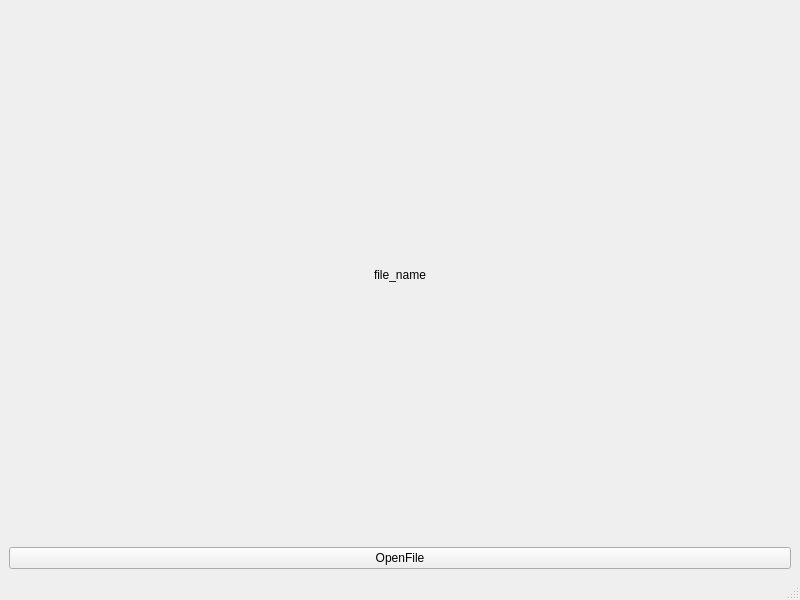
Old version of the form src/Maze/view.ui in the repository SHEDRYn/Eller_algorithm-maze_generation.
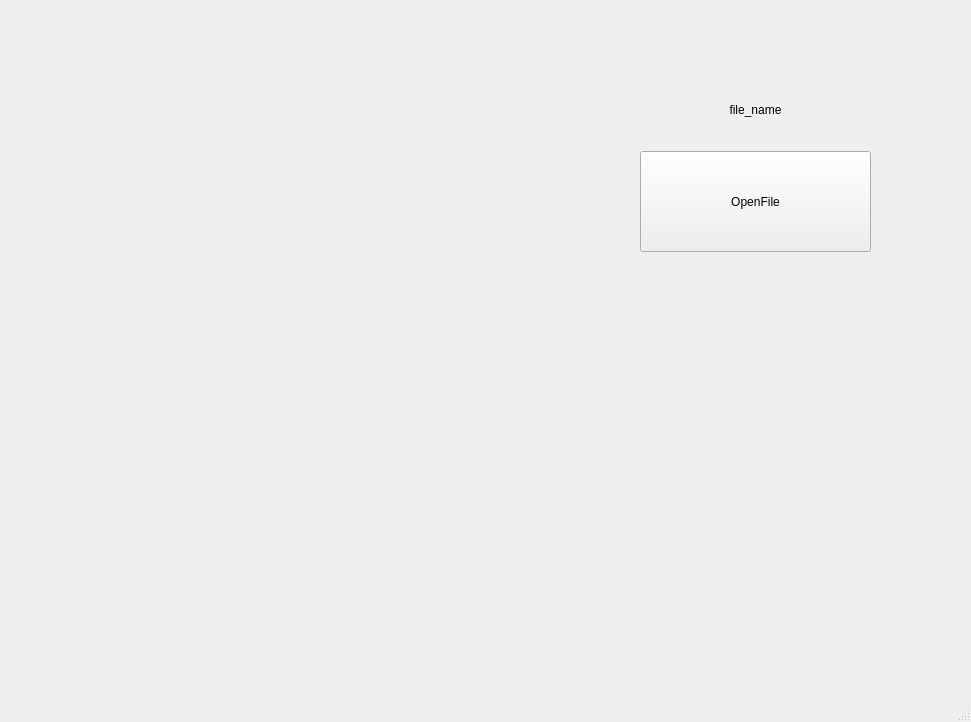
New version of the form.

What changed in the file:
```diff
--- a/src/Maze/view.ui
+++ b/src/Maze/view.ui
@@ -6,17 +6,23 @@
    <rect>
     <x>0</x>
     <y>0</y>
-    <width>800</width>
-    <height>600</height>
+    <width>971</width>
+    <height>722</height>
    </rect>
   </property>
   <property name="windowTitle">
    <string>view</string>
   </property>
   <widget class="QWidget" name="centralwidget">
-   <layout class="QGridLayout" name="gridLayout">
-    <item row="0" column="0">
      <widget class="QLabel" name="file_name">
+    <property name="geometry">
+     <rect>
+      <x>640</x>
+      <y>100</y>
+      <width>231</width>
+      <height>20</height>
+     </rect>
+    </property>
       <property name="text">
        <string>file_name</string>
       </property>
@@ -24,15 +30,32 @@
        <set>Qt::AlignCenter</set>
       </property>
      </widget>
-    </item>
-    <item row="1" column="0">
      <widget class="QPushButton" name="OpenFIle">
+    <property name="geometry">
+     <rect>
+      <x>640</x>
+      <y>151</y>
+      <width>231</width>
+      <height>101</height>
+     </rect>
+    </property>
       <property name="text">
        <string>OpenFile</string>
       </property>
      </widget>
-    </item>
-   </layout>
+   <widget class="QWidget" name="maze_board" native="true">
+    <property name="enabled">
+     <bool>true</bool>
+    </property>
+    <property name="geometry">
+     <rect>
+      <x>12</x>
+      <y>12</y>
+      <width>500</width>
+      <height>500</height>
+     </rect>
+    </property>
+   </widget>
   </widget>
   <widget class="QMenuBar" name="menubar">
    <property name="geometry">
```
Left out of the diff: 2 changed lines with no effect on the pictures. Lines whose indentation alone changed are shown as unchanged.
